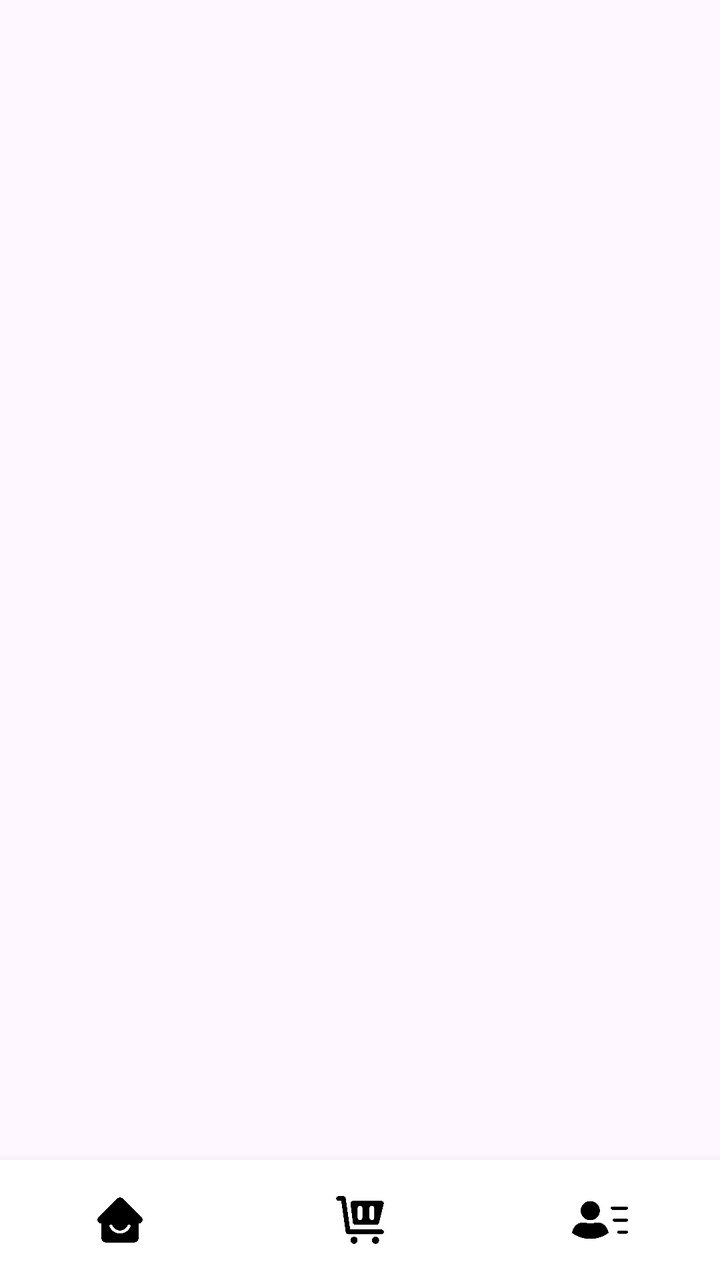
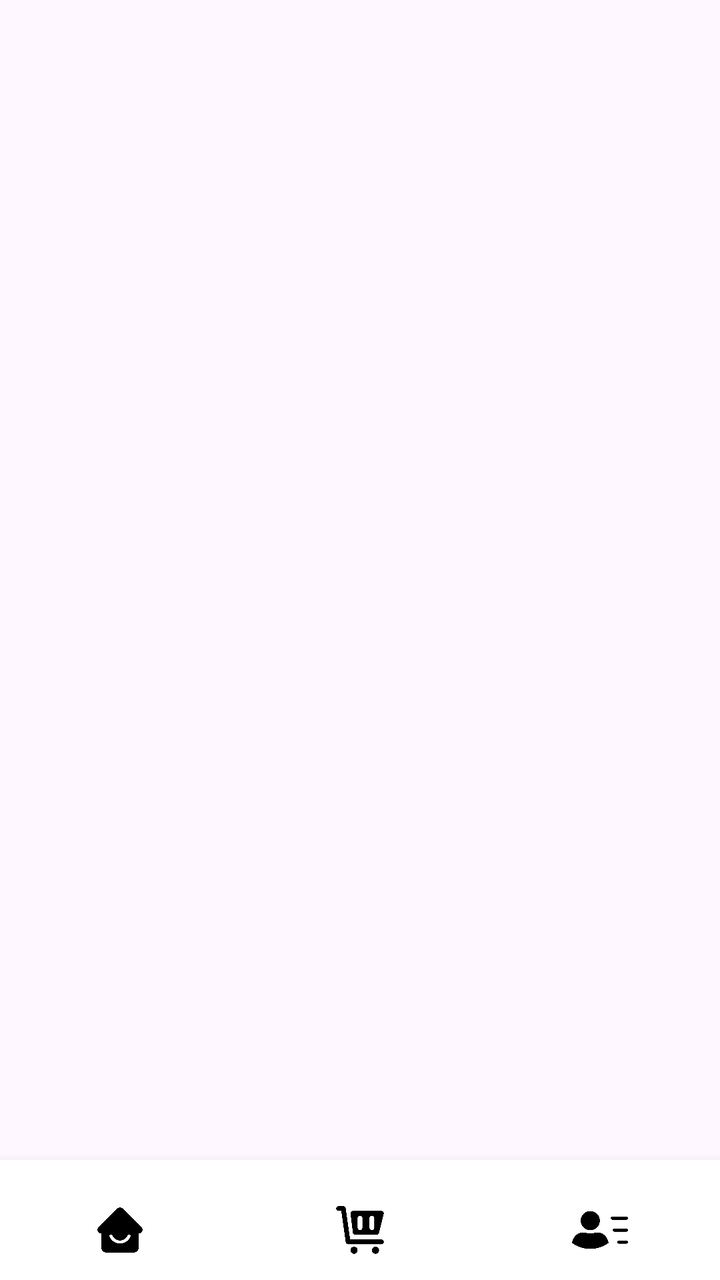

The first picture is an Android layout as it rendered before a commit; the second is the same layout after the commit. The layout source and the unified diff follow.
<!-- AndroidManifest.xml: application theme Theme.BasicViews -->
<!-- res/layout/activity_tab.xml -->
<?xml version="1.0" encoding="utf-8"?>
<androidx.constraintlayout.widget.ConstraintLayout xmlns:android="http://schemas.android.com/apk/res/android"
    xmlns:app="http://schemas.android.com/apk/res-auto"
    xmlns:tools="http://schemas.android.com/tools"
    android:id="@+id/main"
    android:layout_width="match_parent"
    android:layout_height="match_parent"
    tools:context=".Tab">

    <androidx.viewpager2.widget.ViewPager2
        android:id="@+id/viewPager"
        android:layout_width="0dp"
        android:layout_height="0dp"
        app:layout_constraintBottom_toTopOf="@+id/tabLayout"
        app:layout_constraintEnd_toEndOf="parent"
        app:layout_constraintStart_toStartOf="parent"
        app:layout_constraintTop_toTopOf="parent" />

    <LinearLayout
        android:id="@+id/tabLayout"
        android:layout_width="0dp"
        android:layout_height="60dp"
        android:orientation="horizontal"
        android:gravity="center"
        android:elevation="8dp"
        android:background="@android:color/white"
        app:layout_constraintBottom_toBottomOf="parent"
        app:layout_constraintStart_toStartOf="parent"
        app:layout_constraintEnd_toEndOf="parent">

        <LinearLayout
            android:id="@+id/navHome"
            android:layout_width="0dp"
            android:layout_height="match_parent"
            android:layout_weight="1"
            android:gravity="center"
            android:orientation="vertical"
            android:clickable="true"
            android:focusable="true">

            <ImageView
                android:layout_width="24dp"
                android:layout_height="24dp"
                app:srcCompat="@drawable/homeico"
                tools:ignore="ContentDescription" />
        </LinearLayout>

        <LinearLayout
            android:id="@+id/navCart"
            android:layout_width="0dp"
            android:layout_height="match_parent"
            android:layout_weight="1"
            android:gravity="center"
            android:orientation="vertical"
            android:clickable="true"
            android:focusable="true">

            <ImageView
                android:layout_width="24dp"
                android:layout_height="24dp"
                app:srcCompat="@drawable/cart"
                tools:ignore="ContentDescription" />
        </LinearLayout>

        <LinearLayout
            android:id="@+id/navProfile"
            android:layout_width="0dp"
            android:layout_height="match_parent"
            android:layout_weight="1"
            android:gravity="center"
            android:orientation="vertical"
            android:clickable="true"
            android:focusable="true">

            <ImageView
                android:layout_width="28dp"
                android:layout_height="28dp"
                app:srcCompat="@drawable/profile"
                tools:ignore="ContentDescription" />
        </LinearLayout>

    </LinearLayout>

</androidx.constraintlayout.widget.ConstraintLayout>
<!-- resources referenced by this layout -->
<resources>
  <!-- drawable cart: png bitmap (drawable, 11069 bytes) -->
  <!-- drawable homeico: png bitmap (drawable, 11219 bytes) -->
  <!-- drawable profile: png bitmap (drawable, 9068 bytes) -->
  <style name="Theme.BasicViews" parent="Base.Theme.BasicViews" />
  <style name="Base.Theme.BasicViews" parent="Theme.Material3.DayNight.NoActionBar">
          
          
          <item name="android:statusBarColor" tools:targetApi="l">@color/white</item>
      </style>
  <color name="white">#FFFFFFFF</color>
</resources>

<!-- the commit's change to res/layout/activity_tab.xml (unified diff, before → after) -->
@@ -24,6 +24,7 @@
         android:gravity="center"
         android:elevation="8dp"
         android:background="@android:color/white"
+        android:paddingTop="10dp"
         app:layout_constraintBottom_toBottomOf="parent"
         app:layout_constraintStart_toStartOf="parent"
         app:layout_constraintEnd_toEndOf="parent">
